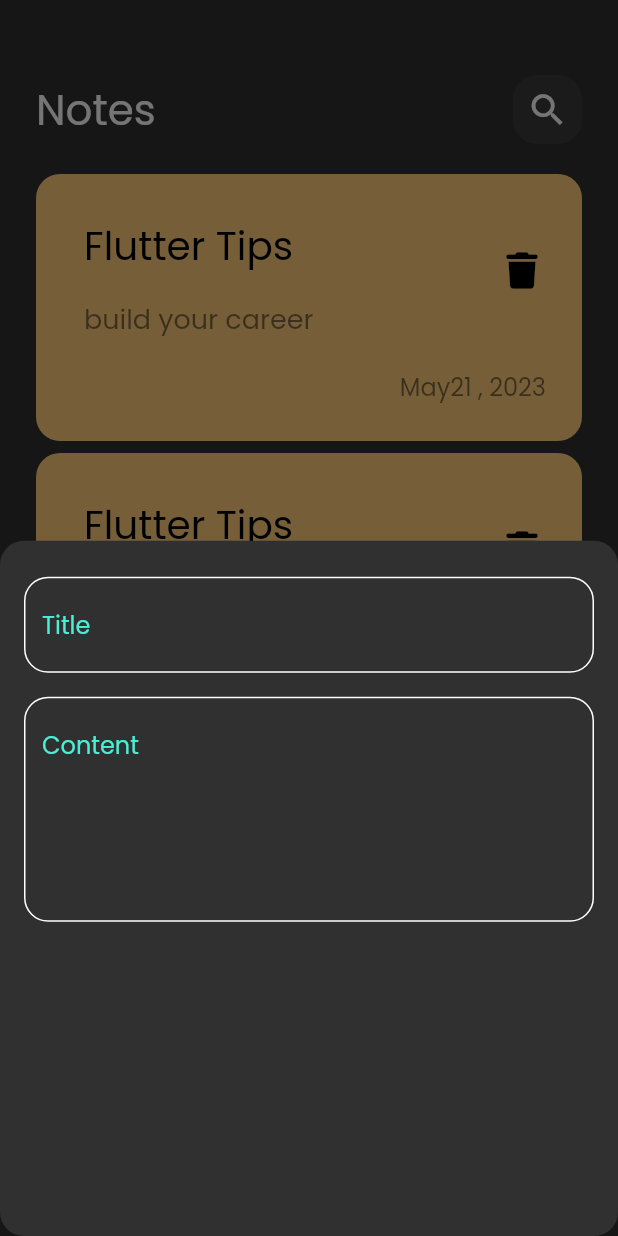
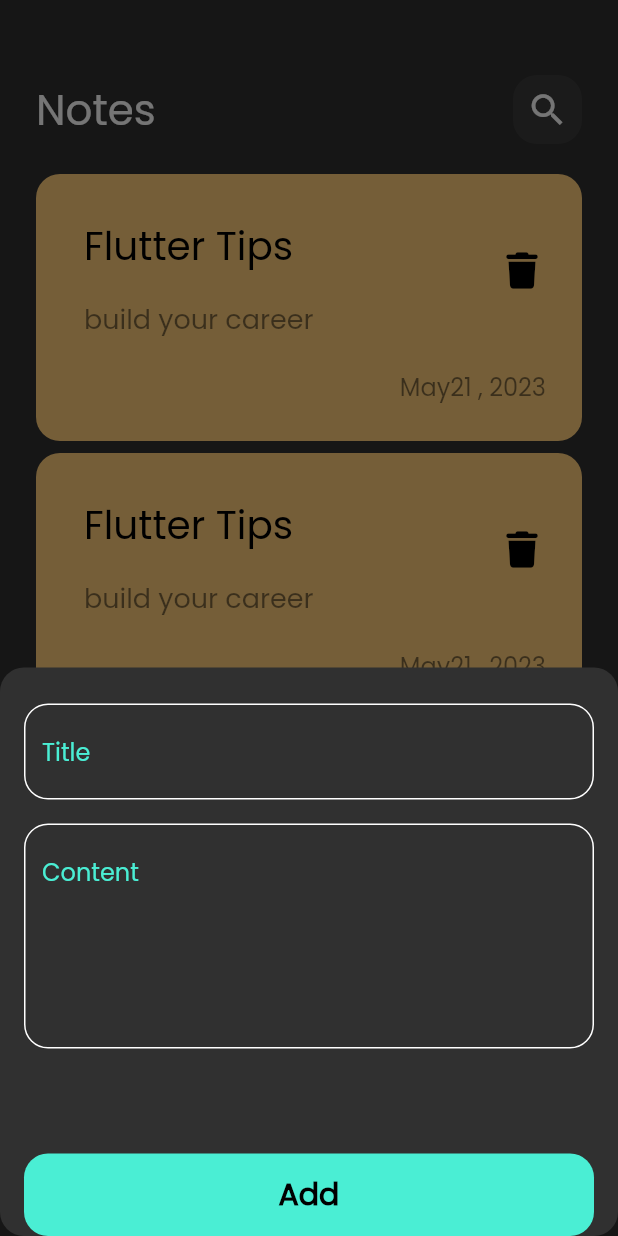
Before and after one commit to Mohame-Ragab/notes_app, a Flutter app: the screen it shows after launch, after a tap on the "add" icon, on a phone screen of 412 x 824 dp. Run offline on Flutter 3.47's test engine with Material 2 defaults, Android fonts, the phone set to English and light mode, and no system bars; our stand-ins replace font_awesome_flutter.

Commit message:
create edit note view

```diff
--- a/lib/main.dart
+++ b/lib/main.dart
@@ -11,6 +11,7 @@ class NotesApp extends StatelessWidget {
   @override
   Widget build(BuildContext context) {
     return MaterialApp(
+      debugShowCheckedModeBanner: false,
       theme: ThemeData(
         brightness: Brightness.dark,
         fontFamily: 'Poppins',
--- a/lib/views/widgets/add_note_bottom_sheet.dart
+++ b/lib/views/widgets/add_note_bottom_sheet.dart
@@ -1,4 +1,6 @@
 import 'package:flutter/material.dart';
+// import 'package:notes_app/contants.dart';
+import 'package:notes_app/views/widgets/custom_button.dart';
 import 'package:notes_app/views/widgets/custom_text_field.dart';
 
 class AddNoteBottomSheet extends StatelessWidget {
@@ -8,6 +10,7 @@ class AddNoteBottomSheet extends StatelessWidget {
   Widget build(BuildContext context) {
     return const Padding(
       padding: EdgeInsets.symmetric(horizontal: 16),
+      child: SingleChildScrollView(
         child: Column(
           children: [
             SizedBox(
@@ -23,7 +26,12 @@ class AddNoteBottomSheet extends StatelessWidget {
               hint: 'Content',
               maxLines: 5,
             ),
+            SizedBox(
+              height: 70,
+            ),
+            CustomButton(),
           ],
+        ),
       ),
     );
   }
--- /dev/null
+++ b/lib/views/widgets/custom_button.dart
@@ -0,0 +1,25 @@
+import 'package:flutter/material.dart';
+import 'package:notes_app/contants.dart';
+
+class CustomButton extends StatelessWidget {
+  const CustomButton({super.key});
+
+  @override
+  Widget build(BuildContext context) {
+    return Container(
+      width: MediaQuery.of(context).size.width,
+      height: 55,
+      decoration: BoxDecoration(
+        color: kPrimaryColor,
+        borderRadius: BorderRadius.circular(16),
+      ),
+      child: const Center(
+        child: Text(
+          'Add',
+          style: TextStyle(
+              color: Colors.black, fontSize: 20, fontWeight: FontWeight.bold),
+        ),
+      ),
+    );
+  }
+}
--- a/lib/views/widgets/custom_note_item.dart
+++ b/lib/views/widgets/custom_note_item.dart
@@ -1,12 +1,19 @@
 import 'package:flutter/material.dart';
 import 'package:font_awesome_flutter/font_awesome_flutter.dart';
+import 'package:notes_app/views/widgets/edit_view_body.dart';
 
 class NoteItem extends StatelessWidget {
   const NoteItem({super.key});
 
   @override
   Widget build(BuildContext context) {
-    return Container(
+    return GestureDetector(
+      onTap: () {
+        Navigator.push(context, MaterialPageRoute(builder: (context) {
+          return const EditNoteViewBody();
+        }));
+      },
+      child: Container(
         padding: const EdgeInsets.only(top: 24, bottom: 24, left: 16),
         decoration: BoxDecoration(
             color: const Color(0xffffcd7a),
@@ -44,12 +51,13 @@ class NoteItem extends StatelessWidget {
               padding: const EdgeInsets.only(right: 24, top: 16),
               child: Text(
                 'May21 , 2023',
-              style:
-                  TextStyle(color: Colors.black.withOpacity(.5), fontSize: 16),
+                style: TextStyle(
+                    color: Colors.black.withOpacity(.5), fontSize: 16),
               ),
             )
           ],
         ),
+      ),
     );
   }
 }
```
Also changed, not shown: lib/views/edit_note_view.dart (added, +13 -0 lines), lib/views/widgets/edit_view_body.dart (added, +10 -0 lines). Lines whose indentation alone changed are shown as unchanged.
